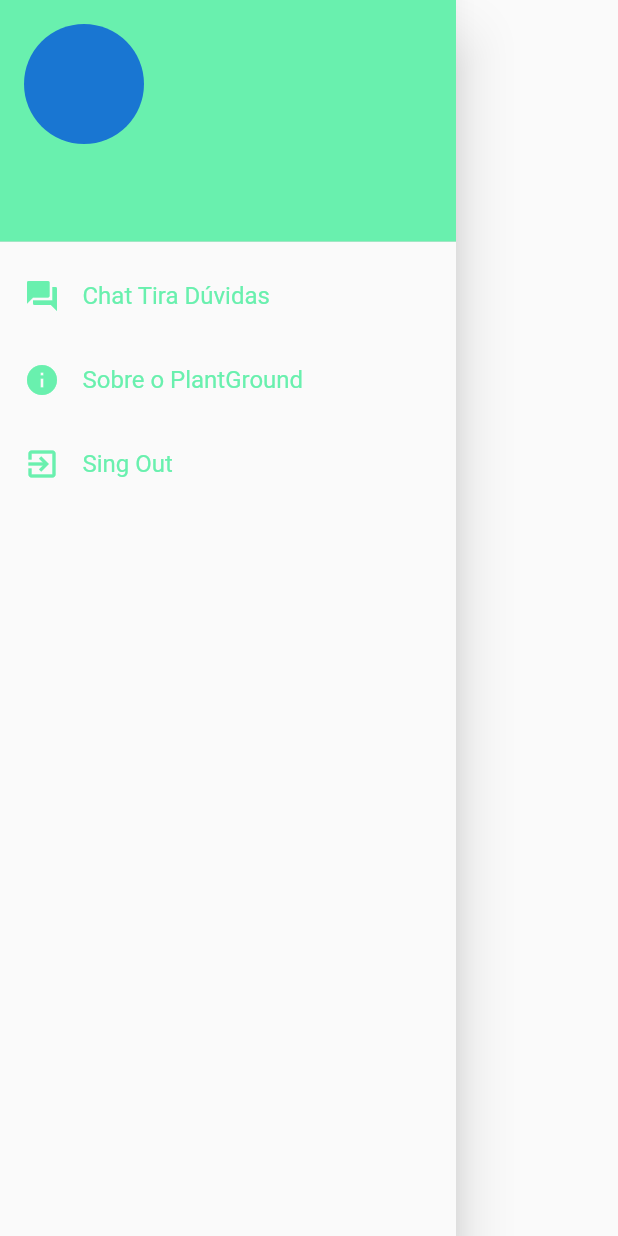
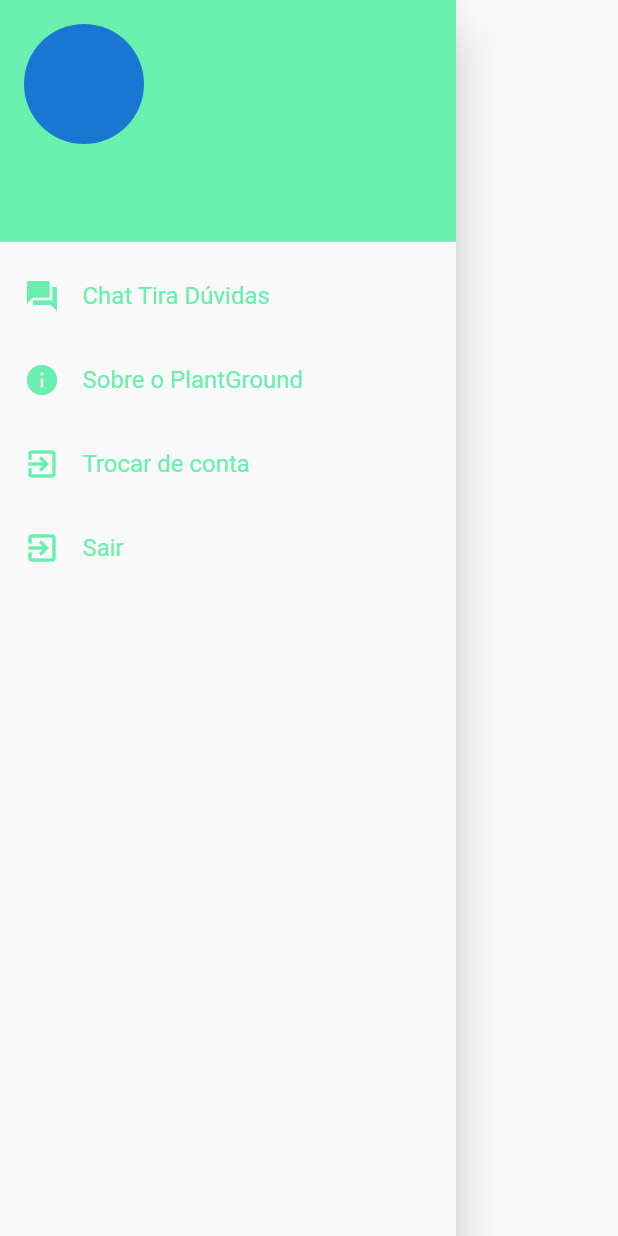
Before and after one commit to PauloRLeal/PlantGround_Flutter, a Flutter app: the MDrawer widget shown alone on an empty page, opened directly, on a phone screen of 412 x 824 dp. Run offline on Flutter 3.47's test engine with Material 2 defaults, Android fonts, the phone set to English and light mode, and no system bars; our stand-ins replace cloud_firestore, firebase_auth, firebase_storage, google_sign_in, image_picker, shared_preferences; accounts and stored records are empty.

Commit message:
conclusão de todas as mecânicas da versão 1.0.0 do app, restrinção das mensagens do chat apenas para o user e para o dev

```diff
--- a/lib/drawer.dart
+++ b/lib/drawer.dart
@@ -43,7 +43,7 @@ class MDrawer extends StatelessWidget {
                     maxRadius: 40,
                     backgroundImage: _userPhotoUrl != null ? NetworkImage(_userPhotoUrl) : null,
                   ),
-                  Container(margin: EdgeInsets.only(top: 5),child:Text(_userName != null ? _userName : "", style: TextStyle(fontSize: 14, color: Colors.white),)),
+                  Container(margin: EdgeInsets.only(top: 5),child:Text(_userName != null ? _userName : "", style: TextStyle(fontSize: 15.5, color: Colors.white),)),
                   Container(margin: EdgeInsets.only(top: 5),child:Text(_userEmail != null ? _userEmail : "", style: TextStyle(fontSize: 17, color: Colors.white),))
                 ],
               ),
@@ -102,13 +102,30 @@ class MDrawer extends StatelessWidget {
                     margin: EdgeInsets.only(
                       right: 15.0,
                     )),
-                Text("Sing Out", style: TextStyle(fontSize: 16, color: Colors.greenAccent),)
+                Text("Trocar de conta", style: TextStyle(fontSize: 16, color: Colors.greenAccent),)
               ],
             ),
             onTap: () {
               _signOutGoogle();
               SystemChannels.platform.invokeMethod('SystemNavigator.pop');
-
+            },
+          ),
+          ListTile(
+            title: Row(
+              children: <Widget>[
+                Container(
+                    child: Icon(
+                      Icons.exit_to_app,
+                      color: Colors.greenAccent,
+                    ),
+                    margin: EdgeInsets.only(
+                      right: 15.0,
+                    )),
+                Text("Sair", style: TextStyle(fontSize: 16, color: Colors.greenAccent),)
+              ],
+            ),
+            onTap: () {
+              SystemChannels.platform.invokeMethod('SystemNavigator.pop');
             },
           ),
         ],
```
Also changed, not shown: lib/caracteristicas_gerais.dart (+1 -6 lines), lib/chat_mensagens.dart (+5 -2 lines), lib/especificidade.dart (+7 -2 lines), lib/exemplares.dart (+4 -7 lines), lib/main.dart (+6 -8 lines), lib/receitas_possiveis.dart (+6 -3 lines), assets/logo.png (added), 2 other files.
